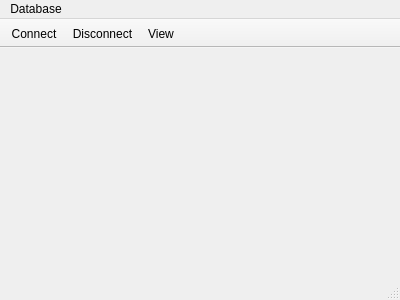
This is mainwindow.ui in Kuszki/EW-Database as Qt 5 draws it before an edit. The edited form follows.
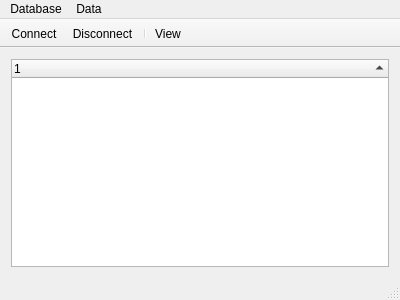
This is the edited form. Icons and pictures are not drawn.

What changed in the file:
```diff
--- a/mainwindow.ui
+++ b/mainwindow.ui
@@ -17,14 +17,27 @@
    <iconset theme="drive-harddisk">
     <normaloff>.</normaloff>.</iconset>
   </property>
-  <widget class="QWidget" name="centralWidget"/>
+  <widget class="QWidget" name="centralWidget">
+   <layout class="QGridLayout" name="gridLayout">
+    <item row="0" column="0">
+     <widget class="QTreeWidget" name="Data">
+      <property name="editTriggers">
+       <set>QAbstractItemView::NoEditTriggers</set>
+      </property>
+      <property name="sortingEnabled">
+       <bool>true</bool>
+      </property>
+     </widget>
+    </item>
+   </layout>
+  </widget>
   <widget class="QMenuBar" name="menuBar">
    <property name="geometry">
     <rect>
      <x>0</x>
      <y>0</y>
      <width>400</width>
-     <height>21</height>
+     <height>25</height>
     </rect>
    </property>
    <widget class="QMenu" name="menuDatabase">
@@ -34,7 +47,14 @@
     <addaction name="actionConnect"/>
     <addaction name="actionDisconnect"/>
    </widget>
+   <widget class="QMenu" name="menuData">
+    <property name="title">
+     <string>Data</string>
+    </property>
+    <addaction name="actionView"/>
+   </widget>
    <addaction name="menuDatabase"/>
+   <addaction name="menuData"/>
   </widget>
   <widget class="QToolBar" name="mainTool">
    <property name="windowTitle">
@@ -54,6 +74,7 @@
    </attribute>
    <addaction name="actionConnect"/>
    <addaction name="actionDisconnect"/>
+   <addaction name="separator"/>
    <addaction name="actionView"/>
   </widget>
   <widget class="QStatusBar" name="statusBar"/>
```
Left out of the diff: 4 changed lines with no effect on the pictures.
